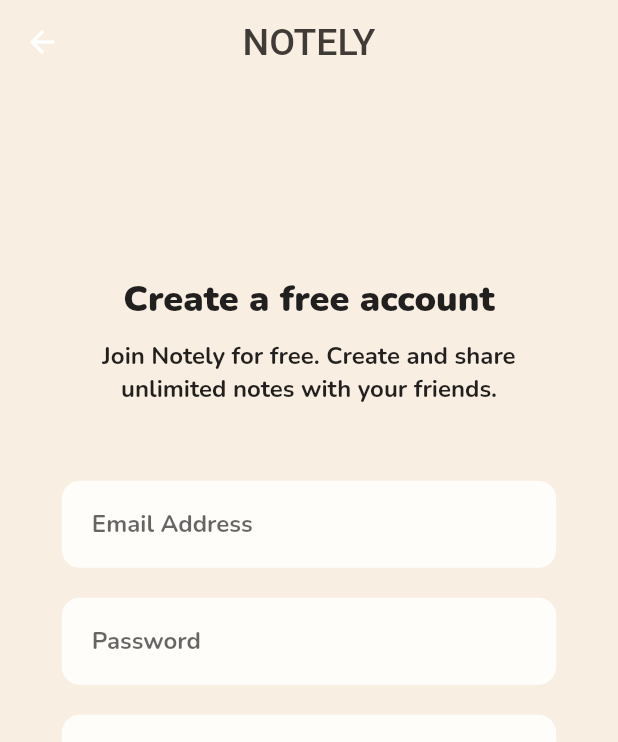
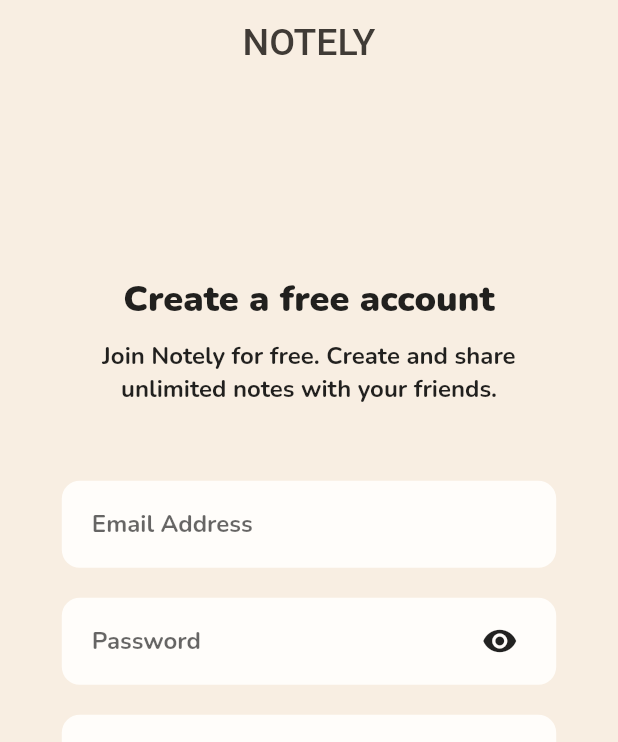
Before and after one commit to JustAgent/TaskManager, a Flutter app: the screen it shows after launch, on a phone screen of 412 x 824 dp. Shown: the top 742 px of the screen. Run offline on Flutter 3.47's test engine with Material 2 defaults, Android fonts, the phone set to English and light mode, and no system bars; our stand-ins replace google_fonts.

Commit message:
eye update n fixes

```diff
--- a/lib/pages/notes.dart
+++ b/lib/pages/notes.dart
@@ -159,13 +159,14 @@ class _NotesState extends State<Notes> {
                     },
                     style: ElevatedButton.styleFrom(
                       primary: Color(btnBgMain),
-                      padding: const EdgeInsets.symmetric(horizontal: 96, vertical: 26),
+                      padding: const EdgeInsets.symmetric(horizontal: 86, vertical: 26),
                       shape: RoundedRectangleBorder(
                         borderRadius: BorderRadius.circular(12)
                       )
                     ),
                     child: Text(
                       'Create A Note',
+                        maxLines: 1,
                         style: GoogleFonts.nunito(
                             fontWeight: FontWeight.w900,
                             color: Color(btnColor),
--- a/lib/pages/sign_up_page.dart
+++ b/lib/pages/sign_up_page.dart
@@ -14,6 +14,7 @@ class _SignUpState extends State<SignUp> {
   Widget build(BuildContext context) {
     return Scaffold(
       appBar: AppBar(
+        automaticallyImplyLeading: false,
         centerTitle: true,
         elevation: 0,
         backgroundColor: Color(bgMain),
@@ -71,9 +72,11 @@ class _SignUpState extends State<SignUp> {
                         )
                     ),
                     TextFieldContainer(
-                        child: TextField(
-                          obscureText: true,
-                          decoration: InputDecoration(
+                        child: Stack(
+                          children: [
+                            TextField(
+                            obscureText: true,
+                            decoration: InputDecoration(
                               border: InputBorder.none,
                               hintText: 'Password',
                               hintStyle: GoogleFonts.nunito(
@@ -81,6 +84,14 @@ class _SignUpState extends State<SignUp> {
                                 fontWeight:  FontWeight.w700,
                               )
                           ),
+                            ),
+                            Container(
+                              padding: const EdgeInsets.fromLTRB(260, 12, 12, 0),
+                              child: const Icon(
+                                Icons.remove_red_eye,
+                              ),
+                            )
+                          ]
                         )
                     ),
                     TextFieldContainer(
@@ -163,3 +174,9 @@ class TextFieldContainer extends StatelessWidget {
     );
   }
 }
+//TODO
+//FIX EYE POSITION ON DIF DEVICES
+//MAKE EYE LOGIC
+//LOGIN AND FIREBASE USAGE
+//CHANGE LOCAL STORAGE TO FIREBASE
+//CELEBRATE
```
Also changed, not shown: 3 other files.
